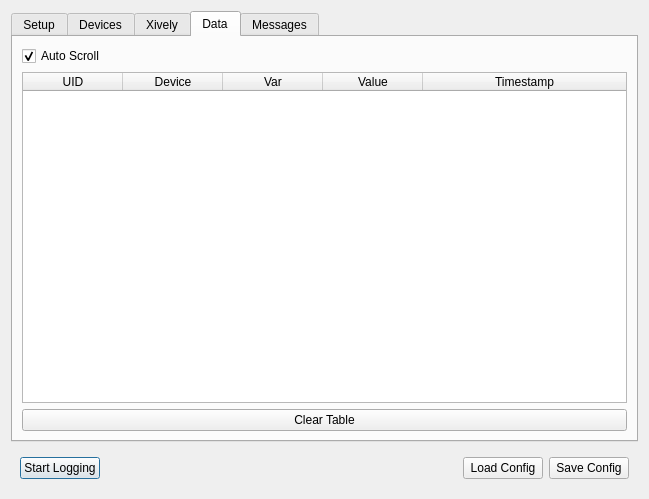
Old version of the form src/brickv/ui/logger_setup.ui in the repository D4wN/brickv.
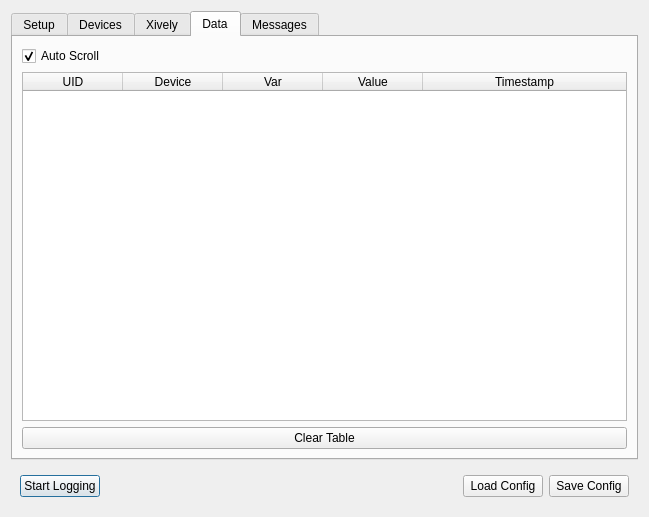
New version of the form. The open tabs and pages were chosen to show the change.

Commit message:
data table fixed
now sort able and not editable

```diff
--- a/src/brickv/ui/logger_setup.ui
+++ b/src/brickv/ui/logger_setup.ui
@@ -7,7 +7,7 @@
     <x>0</x>
     <y>0</y>
     <width>649</width>
-    <height>499</height>
+    <height>517</height>
    </rect>
   </property>
   <property name="windowTitle">
@@ -580,6 +580,9 @@
            <property name="gridStyle">
             <enum>Qt::SolidLine</enum>
            </property>
+           <property name="sortingEnabled">
+            <bool>true</bool>
+           </property>
            <property name="wordWrap">
             <bool>true</bool>
            </property>
```
Left out of the diff: 3 changed lines with no effect on the pictures.
